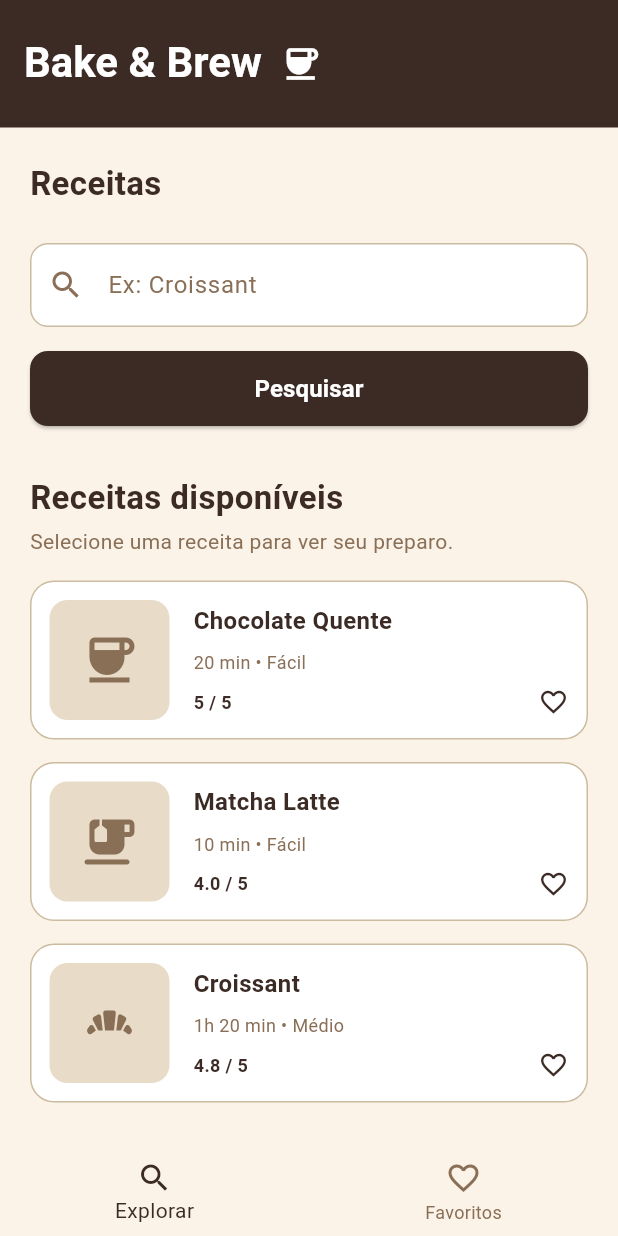
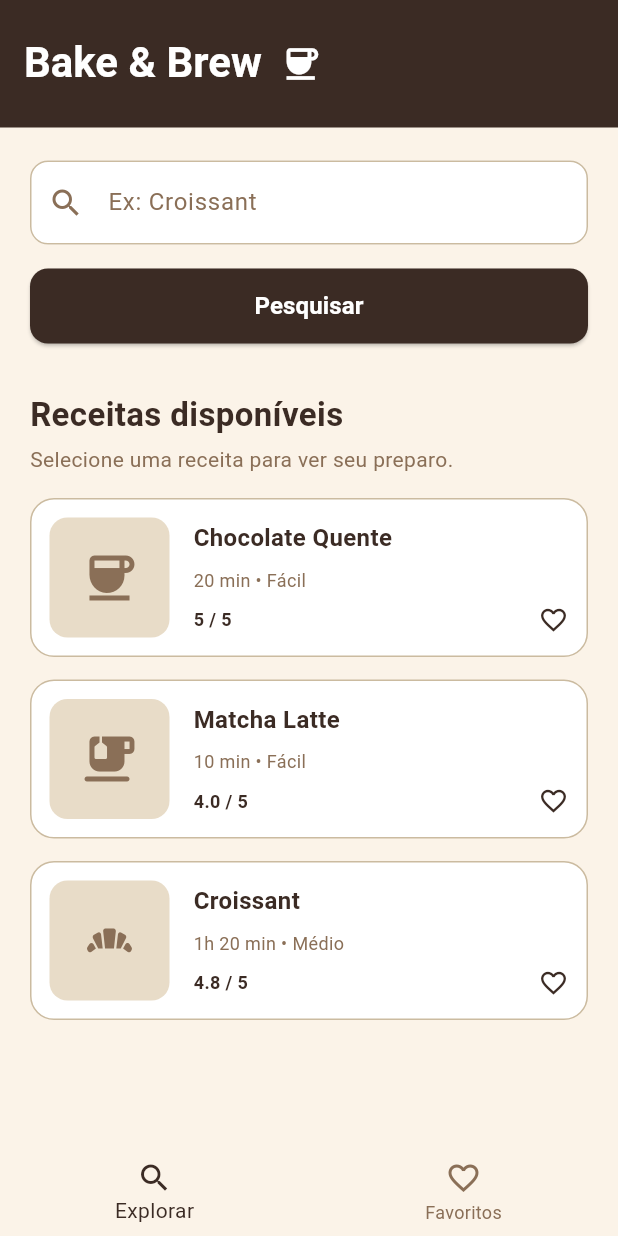
Before and after one commit to GabiSosigan/TrabalhoFlutter, a Flutter app: the screen it shows after launch, on a phone screen of 412 x 824 dp. Run offline on Flutter 3.47's test engine with Material 3 defaults, Android fonts, the phone set to English and light mode, and no system bars; Roboto replaces fonts that are missing (fantasy).

Commit message:
Edição no Layout: Remoção do Receitas em cima da barra de pesquisa

```diff
--- a/lib/Perfil.dart
+++ b/lib/Perfil.dart
@@ -85,15 +85,6 @@ class _PerfilState extends State<Perfil> {
             crossAxisAlignment: CrossAxisAlignment.start,
             children: [
               const SizedBox(height: 2),
-              const Text(
-                'Receitas',
-                style: TextStyle(
-                    fontSize: 22,
-                    fontWeight: FontWeight.bold,
-                    color: corPrincipalEscura
-                ),
-              ),
-              const SizedBox(height: 24),
               TextField(
                 controller: _searchController,
                 decoration: InputDecoration(
@@ -160,7 +151,6 @@ class _PerfilState extends State<Perfil> {
               ),
               const SizedBox(height: 16),
 
-              // Primeiro Card
               Container(
                 padding: const EdgeInsets.all(12),
                 decoration: BoxDecoration(
```
